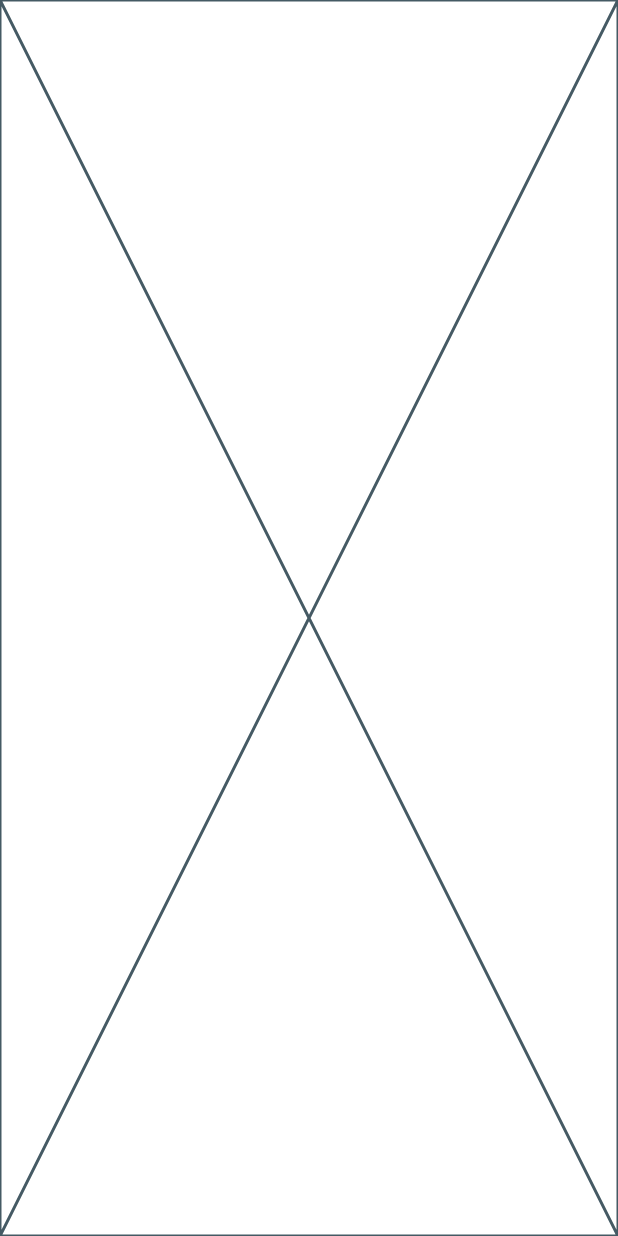
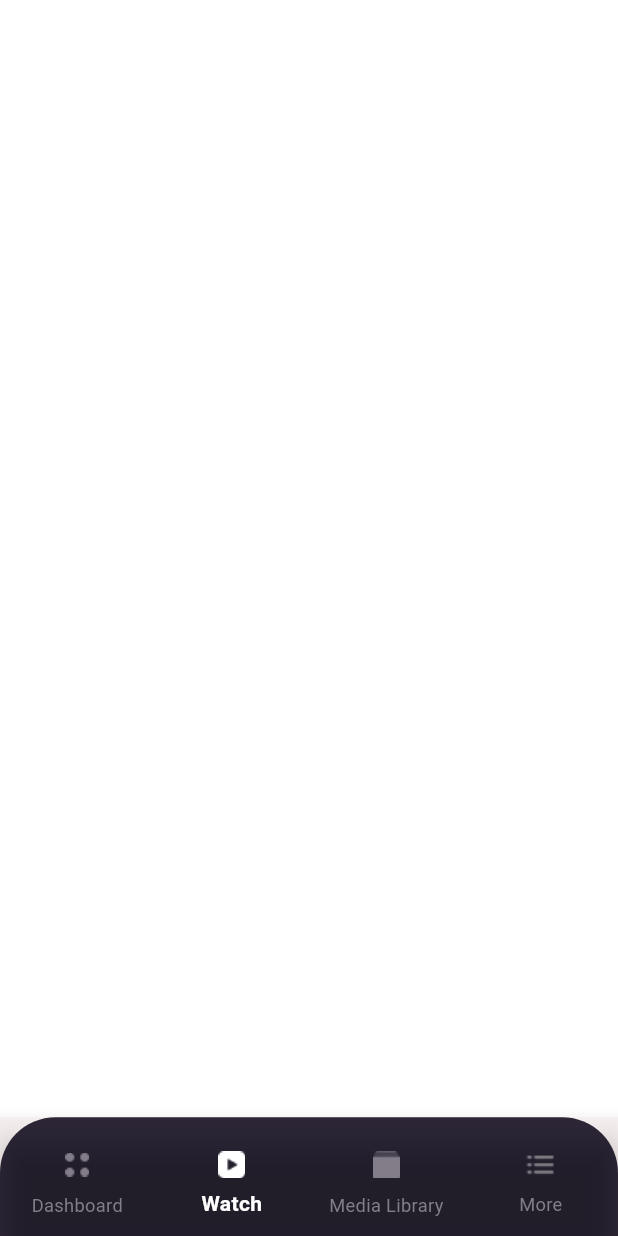
Before and after one commit to codex7Teen/tentwentyflix_flutter_app, a Flutter app: the screen it shows after launch, on a phone screen of 412 x 824 dp. Run offline on Flutter 3.47's test engine with Material 3 defaults, Android fonts, the phone set to English and light mode, and no system bars; our stand-ins replace google_fonts.

Commit message:
completed bottom navigation bar

```diff
--- /dev/null
+++ b/lib/core/config/app_colors.dart
@@ -0,0 +1,7 @@
+import 'package:flutter/material.dart';
+
+class AppColors {
+  static const Color whiteColor = Colors.white;
+  static const Color darkPurpleThemeColor = Color(0xFF2E2739);
+  static const Color darkGreyThemeColor = Color(0xFF827D88);
+}
--- a/lib/core/main_bottom_navigation/main_bottom_navigation.dart
+++ b/lib/core/main_bottom_navigation/main_bottom_navigation.dart
@@ -1,31 +1,71 @@
-// import 'package:flutter/material.dart';
+import 'package:flutter/material.dart';
+import 'package:google_fonts/google_fonts.dart';
+import 'package:tentwentyflix/core/config/app_colors.dart';
+import 'package:tentwentyflix/features/home/presentation/home_screen.dart';
 
-// class MainBottomNavigation extends StatelessWidget {
-//    MainBottomNavigation({super.key});
+class MainBottomNavigation extends StatelessWidget {
+  MainBottomNavigation({super.key});
 
-//   @override
-//   Widget build(BuildContext context) {
-//     return Scaffold(
-//       bottomNavigationBar: BottomNavigationBar(items: [
-//         BottomNavigationBarItem(
-//                   icon: Padding(
-//                     padding: const EdgeInsets.only(bottom: 4, top: 4),
-//                     child: Image.asset(
-//                       navBarIcons[0],
-//                       width: 30,
-//                     ),
-//                   ),
-//                   label: 'Home'),
-//       ]),
-//     );
-//   }
+  @override
+  Widget build(BuildContext context) {
+    return Scaffold(
+      // Main screen content
+      body: ScreenHome(),
+      bottomNavigationBar: Container(
+        height: MediaQuery.sizeOf(context).height * 0.096,
+        decoration: BoxDecoration(
+          color: AppColors.darkPurpleThemeColor,
+          borderRadius: BorderRadius.only(
+            topLeft: Radius.circular(37),
+            topRight: Radius.circular(37),
+          ),
+        ),
+        child: BottomNavigationBar(
+          // Custom font styles for labels
+          selectedLabelStyle: GoogleFonts.roboto(fontWeight: FontWeight.bold),
+          unselectedLabelStyle: GoogleFonts.roboto(fontSize: 12.2),
 
-// // List of nav-bar icons.
-//       List<String> navBarIcons = [
-//       'assets/images/home_icon.png',
-//       'assets/images/category.png',
-//       'assets/images/agree_icon.png',
-//       'assets/images/file_search.png',
-//       'assets/images/user_icon.png'
-//     ];
-// }
+          // Default selected index
+          currentIndex: 1,
+
+          // Colors for selected and unselected items
+          selectedItemColor: AppColors.whiteColor,
+          unselectedItemColor: AppColors.darkGreyThemeColor,
+
+          // Fixed navigation bar
+          type: BottomNavigationBarType.fixed,
+
+          // Transparent background
+          backgroundColor: Colors.transparent,
+
+          // Generating navigation items dynamically
+          items: List.generate(navBarIcons.length, (index) {
+            return BottomNavigationBarItem(
+              icon: Padding(
+                padding: const EdgeInsets.only(top: 4),
+                child: Image.asset(navBarIcons[index], width: 32),
+              ),
+              label: navBarLabels[index],
+            );
+          }),
+        ),
+      ),
+    );
+  }
+
+  // Navigation bar labels
+  final List<String> navBarLabels = [
+    'Dashboard',
+    'Watch',
+    'Media Library',
+    'More',
+  ];
+
+  // Navigation bar icons
+  final List<String> navBarIcons = [
+    'assets/icons/dashboard_icon.png',
+    'assets/icons/watch_icon.png',
+    'assets/icons/media_lib_icon.png',
+    'assets/icons/more_icon.png',
+  ];
+}
--- a/lib/features/home/presentation/home_screen.dart
+++ b/lib/features/home/presentation/home_screen.dart
@@ -1,10 +1,13 @@
 import 'package:flutter/material.dart';
+import 'package:tentwentyflix/core/config/app_colors.dart';
 
 class ScreenHome extends StatelessWidget {
   const ScreenHome({super.key});
 
   @override
   Widget build(BuildContext context) {
-    return const Placeholder();
+    return Scaffold(
+      backgroundColor: AppColors.whiteColor
+    );
   }
 }
--- a/lib/main.dart
+++ b/lib/main.dart
@@ -1,6 +1,7 @@
 import 'package:flutter/material.dart';
-import 'package:tentwentyflix/features/home/presentation/home_screen.dart';
+import 'package:tentwentyflix/core/main_bottom_navigation/main_bottom_navigation.dart';
 
+//! ROOT
 void main() {
   runApp(const MyApp());
 }
@@ -16,7 +17,7 @@ class MyApp extends StatelessWidget {
         colorScheme: ColorScheme.fromSeed(seedColor: Colors.black),
         useMaterial3: true,
       ),
-      home: ScreenHome(),
+      home: MainBottomNavigation(),
     );
   }
 }
```
Also changed, not shown: pubspec.yaml (+6 -13 lines), assets/icons/more_icon.png, pubspec.lock, 2 other files.
